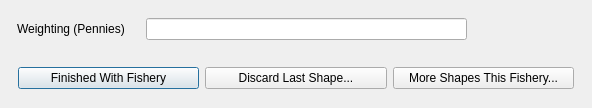
Ecotrust/openoceanmap-desktop, file cobi_loreto/Interview/nextpolygon.ui: the form before one commit.
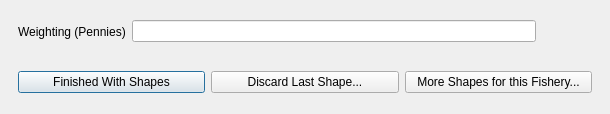
The form after the commit.

Commit message: teaks to get fishery forms to talk to new fisherywindow form

Patch:
```diff
--- a/cobi_loreto/Interview/nextpolygon.ui
+++ b/cobi_loreto/Interview/nextpolygon.ui
@@ -6,8 +6,8 @@
    <rect>
     <x>0</x>
     <y>0</y>
-    <width>592</width>
-    <height>108</height>
+    <width>610</width>
+    <height>114</height>
    </rect>
   </property>
   <property name="windowTitle" >
@@ -34,44 +34,26 @@
    </property>
    <item row="0" column="0" >
     <widget class="QWidget" native="1" name="widget_2" >
+     <layout class="QHBoxLayout" >
+      <item>
      <widget class="QLabel" name="label_1" >
-      <property name="geometry" >
-       <rect>
-        <x>8</x>
-        <y>9</y>
-        <width>123</width>
-        <height>22</height>
-       </rect>
-      </property>
       <property name="text" >
        <string>Weighting (Pennies)</string>
       </property>
      </widget>
+      </item>
+      <item>
      <widget class="QLineEdit" name="line_1" >
       <property name="enabled" >
        <bool>true</bool>
       </property>
-      <property name="geometry" >
-       <rect>
-        <x>137</x>
-        <y>9</y>
-        <width>321</width>
-        <height>22</height>
-       </rect>
-      </property>
       <property name="text" >
        <string/>
       </property>
      </widget>
+      </item>
+      <item>
      <widget class="QLabel" name="pl_label" >
-      <property name="geometry" >
-       <rect>
-        <x>510</x>
-        <y>0</y>
-        <width>50</width>
-        <height>41</height>
-       </rect>
-      </property>
       <property name="minimumSize" >
        <size>
         <width>50</width>
@@ -88,6 +70,8 @@
        <string/>
       </property>
      </widget>
+      </item>
+     </layout>
     </widget>
    </item>
    <item row="1" column="0" >
@@ -96,7 +80,7 @@
       <item>
        <widget class="QPushButton" name="pbnShapeFinished" >
         <property name="text" >
-         <string>Finished With Fishery</string>
+         <string>Finished With Shapes</string>
         </property>
        </widget>
       </item>
@@ -110,7 +94,7 @@
       <item>
        <widget class="QPushButton" name="pbnMoreShapes" >
         <property name="text" >
-         <string>More Shapes This Fishery...</string>
+         <string>More Shapes for this Fishery...</string>
         </property>
        </widget>
       </item>
```
Lines whose indentation alone changed are shown as unchanged. The commit also changes 7 other files.
